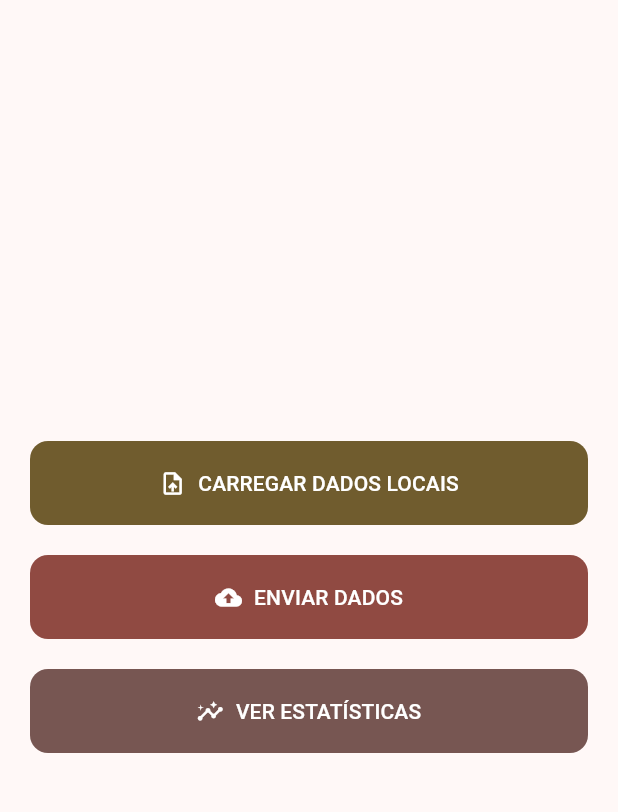
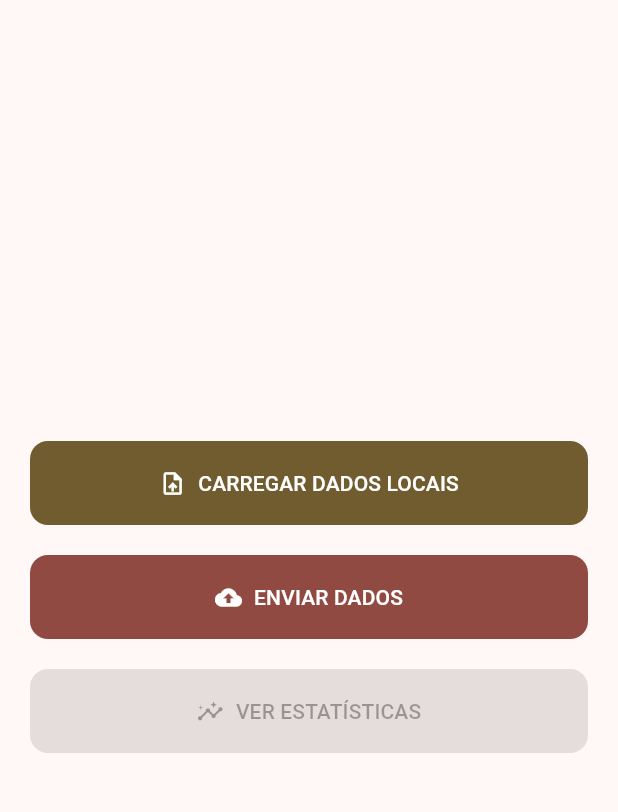
Before and after one commit to jonathanSLimaRio/JavaFlutter, a Flutter app: the screen it shows after launch, on a phone screen of 412 x 824 dp, the part 63-875 px from its top. Run offline on Flutter 3.47's test engine with Material 3 defaults, Android fonts, the light colour scheme and no system bars; our stand-ins replace file_picker, flutter_bloc, syncfusion_flutter_charts.

Commit message:
acerto de envio local

```diff
--- a/bloodflutter/lib/blocs/donor_state.dart
+++ b/bloodflutter/lib/blocs/donor_state.dart
@@ -8,6 +8,8 @@ class DonorLoading extends DonorState {}
 
 class DonorUploadSuccess extends DonorState {}
 
+class DonorDataAvailable extends DonorState {}
+
 class DonorStatsLoaded extends DonorState {
   final Map<String, dynamic> stats;
   DonorStatsLoaded(this.stats);
--- a/bloodflutter/lib/main.dart
+++ b/bloodflutter/lib/main.dart
@@ -21,6 +21,7 @@ class MyApp extends StatelessWidget {
     return MaterialApp(
       title: 'Blood Bank Analytics',
       theme: ThemeData(
+        disabledColor: Colors.grey[400],
         colorScheme: ColorScheme.fromSeed(seedColor: Colors.red),
         useMaterial3: true,
       ),
--- a/bloodflutter/lib/views/home_screen.dart
+++ b/bloodflutter/lib/views/home_screen.dart
@@ -73,6 +73,9 @@ class HomeScreen extends StatelessWidget {
       }
     },
     builder: (context, state) {
+      final hasData = state is DonorDataAvailable ||
+                     (state is DonorStatsLoaded && state.stats.isNotEmpty);
+
       return SizedBox(
         width: double.infinity,
         child: FilledButton.icon(
@@ -83,14 +86,19 @@ class HomeScreen extends StatelessWidget {
           style: FilledButton.styleFrom(
             padding: const EdgeInsets.symmetric(vertical: 18),
             shape: RoundedRectangleBorder(
-                  borderRadius: BorderRadius.circular(12)),
-              backgroundColor: Theme.of(context).colorScheme.secondary,
+              borderRadius: BorderRadius.circular(12),
             ),
-            onPressed: () {
+            backgroundColor: hasData
+                ? Theme.of(context).colorScheme.secondary
+                : Colors.grey[300],
+          ),
+          onPressed: hasData ? () {
             context.read<DonorBloc>().add(LoadStats());
-              Navigator.push(context,
-                  MaterialPageRoute(builder: (_) => const StatsScreen()));
-            },
+            Navigator.push(
+              context,
+              MaterialPageRoute(builder: (_) => const StatsScreen()),
+            );
+          } : null,
         ),
       );
     },
```
Also changed, not shown: bloodflutter/lib/blocs/donor_bloc.dart (+9 -3 lines), bloodflutter/lib/services/blood_bank_service.dart (+17 -9 lines). Lines whose indentation alone changed are shown as unchanged.
